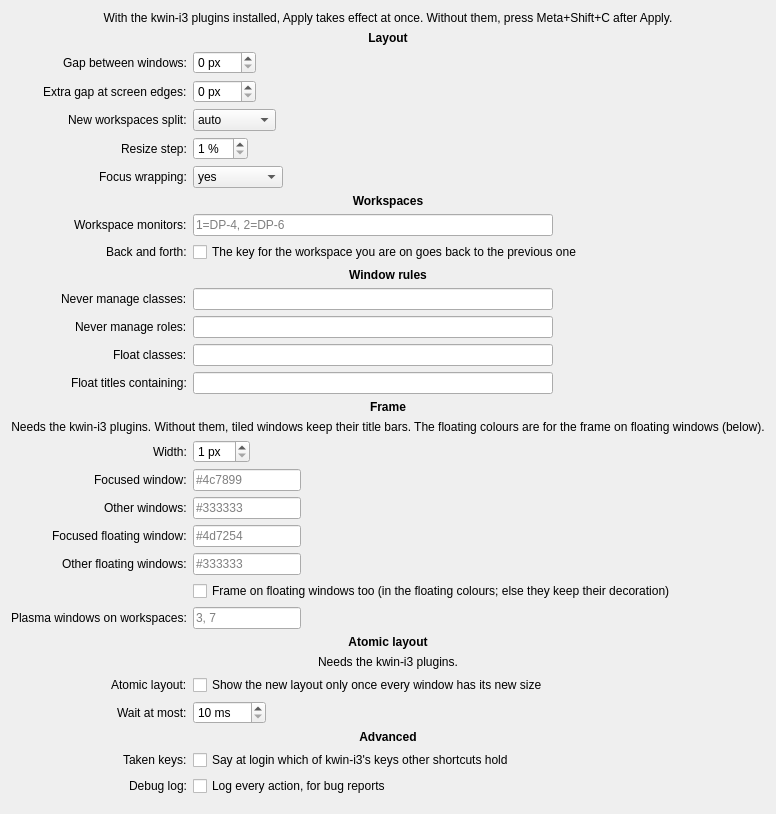
The window that package/contents/ui/config.ui (grandpaul2/kwin-i3) describes before a commit, drawn with Qt 5.
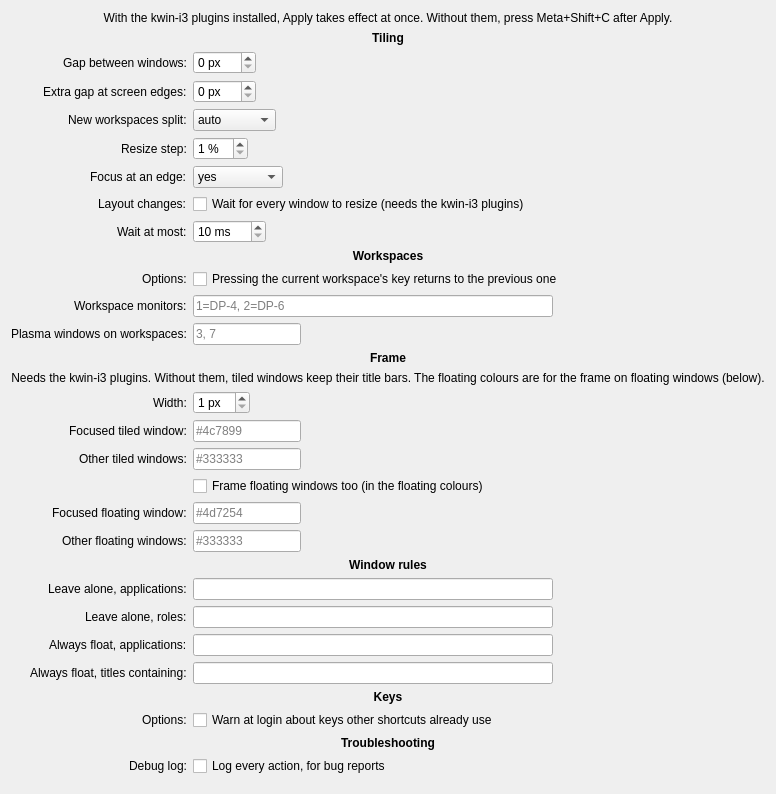
The same window after the commit.

```diff
--- a/package/contents/ui/config.ui
+++ b/package/contents/ui/config.ui
@@ -36,7 +36,7 @@
      <item row="0" column="0" colspan="2">
       <widget class="QLabel" name="layoutHeading">
        <property name="text">
-        <string>Layout</string>
+        <string>Tiling</string>
        </property>
        <property name="font">
         <font>
@@ -158,7 +158,7 @@
      <item row="5" column="0">
       <widget class="QLabel" name="focusWrappingLabel">
        <property name="text">
-        <string>Focus wrapping:</string>
+        <string>Focus at an edge:</string>
        </property>
        <property name="buddy">
         <cstring>kcfg_focusWrapping</cstring>
@@ -195,29 +195,30 @@
        </item>
       </widget>
      </item>
-     <!-- Workspaces -->
-     <item row="6" column="0" colspan="2">
-      <widget class="QLabel" name="workspacesHeading">
+     <item row="6" column="0">
+      <widget class="QLabel" name="holdEnabledLabel">
        <property name="text">
-        <string>Workspaces</string>
+        <string>Layout changes:</string>
        </property>
-       <property name="font">
-        <font>
-         <bold>true</bold>
-        </font>
+       <property name="buddy">
+        <cstring>kcfg_holdEnabled</cstring>
        </property>
-       <property name="alignment">
-        <set>Qt::AlignHCenter</set>
+      </widget>
+     </item>
+     <item row="6" column="1">
+      <widget class="QCheckBox" name="kcfg_holdEnabled">
+       <property name="text">
+        <string>Wait for every window to resize (needs the kwin-i3 plugins)</string>
        </property>
-       <property name="margin">
-        <number>6</number>
+       <property name="toolTip">
+        <string>Holds the old picture while windows resize, so the wallpaper doesn't flash through.</string>
        </property>
       </widget>
      </item>
      <item row="7" column="0">
-      <widget class="QLabel" name="workspaceOutputsLabel">
+      <widget class="QLabel" name="holdTimeoutMsLabel">
        <property name="text">
-        <string>Workspace monitors:</string>
+        <string>Wait at most:</string>
        </property>
        <property name="buddy">
         <cstring>kcfg_workspaceOutputs</cstring>
@@ -225,64 +226,63 @@
       </widget>
      </item>
      <item row="7" column="1">
-      <widget class="QLineEdit" name="kcfg_workspaceOutputs">
-       <property name="minimumSize">
-        <size>
-         <width>360</width>
-         <height>0</height>
-        </size>
+      <widget class="QSpinBox" name="kcfg_holdTimeoutMs">
+       <property name="suffix">
+        <string> ms</string>
        </property>
-       <property name="placeholderText">
-        <string>1=DP-4, 2=DP-6</string>
+       <property name="minimum">
+        <number>10</number>
+       </property>
+       <property name="maximum">
+        <number>2000</number>
        </property>
        <property name="toolTip">
         <string>i3's "workspace N output X": a workspace lives on that monitor, by its connector name (kscreen-doctor -o lists them). Applies at login, when the monitor appears, and to a workspace first used after the change. Unlisted workspaces: 1 on the primary monitor, then the next free one.</string>
        </property>
       </widget>
      </item>
-     <item row="8" column="0">
+     <item row="8" column="0" colspan="2">
+      <widget class="QLabel" name="workspacesHeading">
+       <property name="text">
+        <string>Workspaces</string>
+       </property>
+       <property name="font">
+        <font>
+         <bold>true</bold>
+        </font>
+       </property>
+       <property name="alignment">
+        <set>Qt::AlignHCenter</set>
+       </property>
+       <property name="margin">
+        <number>6</number>
+       </property>
+      </widget>
+     </item>
+     <item row="9" column="0">
       <widget class="QLabel" name="workspaceAutoBackAndForthLabel">
        <property name="text">
-        <string>Back and forth:</string>
+        <string>Options:</string>
        </property>
        <property name="buddy">
         <cstring>kcfg_workspaceAutoBackAndForth</cstring>
        </property>
       </widget>
      </item>
-     <item row="8" column="1">
+     <item row="9" column="1">
       <widget class="QCheckBox" name="kcfg_workspaceAutoBackAndForth">
        <property name="text">
-        <string>The key for the workspace you are on goes back to the previous one</string>
+        <string>Pressing the current workspace's key returns to the previous one</string>
        </property>
        <property name="toolTip">
         <string>i3's workspace_auto_back_and_forth: Meta+N for the focused workspace shows the one focused before, and Meta+Shift+N sends the window there.</string>
        </property>
       </widget>
      </item>
-     <!-- Window rules -->
-     <item row="9" column="0" colspan="2">
-      <widget class="QLabel" name="rulesHeading">
-       <property name="text">
-        <string>Window rules</string>
-       </property>
-       <property name="font">
-        <font>
-         <bold>true</bold>
-        </font>
-       </property>
-       <property name="alignment">
-        <set>Qt::AlignHCenter</set>
-       </property>
-       <property name="margin">
-        <number>6</number>
-       </property>
-      </widget>
-     </item>
      <item row="10" column="0">
-      <widget class="QLabel" name="ignoreClassLabel">
+      <widget class="QLabel" name="workspaceOutputsLabel">
        <property name="text">
-        <string>Never manage classes:</string>
+        <string>Workspace monitors:</string>
        </property>
        <property name="buddy">
         <cstring>kcfg_ignoreClass</cstring>
@@ -290,22 +290,25 @@
       </widget>
      </item>
      <item row="10" column="1">
-      <widget class="QLineEdit" name="kcfg_ignoreClass">
+      <widget class="QLineEdit" name="kcfg_workspaceOutputs">
        <property name="minimumSize">
         <size>
          <width>360</width>
          <height>0</height>
         </size>
        </property>
+       <property name="placeholderText">
+        <string>1=DP-4, 2=DP-6</string>
+       </property>
        <property name="toolTip">
         <string>Comma-separated window classes kwin-i3 leaves alone: they float and keep their own place. KWin's Window Rules can detect a window's class.</string>
        </property>
       </widget>
      </item>
      <item row="11" column="0">
-      <widget class="QLabel" name="ignoreRoleLabel">
+      <widget class="QLabel" name="floatingWorkspacesLabel">
        <property name="text">
-        <string>Never manage roles:</string>
+        <string>Plasma windows on workspaces:</string>
        </property>
        <property name="buddy">
         <cstring>kcfg_ignoreRole</cstring>
@@ -313,66 +316,16 @@
       </widget>
      </item>
      <item row="11" column="1">
-      <widget class="QLineEdit" name="kcfg_ignoreRole">
-       <property name="minimumSize">
-        <size>
-         <width>360</width>
-         <height>0</height>
-        </size>
+      <widget class="QLineEdit" name="kcfg_floatingWorkspaces">
+       <property name="placeholderText">
+        <string>3, 7</string>
        </property>
        <property name="toolTip">
         <string>Comma-separated window roles kwin-i3 leaves alone.</string>
        </property>
       </widget>
      </item>
-     <item row="12" column="0">
-      <widget class="QLabel" name="floatingClassLabel">
-       <property name="text">
-        <string>Float classes:</string>
-       </property>
-       <property name="buddy">
-        <cstring>kcfg_floatingClass</cstring>
-       </property>
-      </widget>
-     </item>
-     <item row="12" column="1">
-      <widget class="QLineEdit" name="kcfg_floatingClass">
-       <property name="minimumSize">
-        <size>
-         <width>360</width>
-         <height>0</height>
-        </size>
-       </property>
-       <property name="toolTip">
-        <string>Comma-separated window classes that open floating (Meta+Shift+Space tiles them).</string>
-       </property>
-      </widget>
-     </item>
-     <item row="13" column="0">
-      <widget class="QLabel" name="floatingTitleLabel">
-       <property name="text">
-        <string>Float titles containing:</string>
-       </property>
-       <property name="buddy">
-        <cstring>kcfg_floatingTitle</cstring>
-       </property>
-      </widget>
-     </item>
-     <item row="13" column="1">
-      <widget class="QLineEdit" name="kcfg_floatingTitle">
-       <property name="minimumSize">
-        <size>
-         <width>360</width>
-         <height>0</height>
-        </size>
-       </property>
-       <property name="toolTip">
-        <string>Comma-separated pieces of text: a window whose title contains one opens floating.</string>
-       </property>
-      </widget>
-     </item>
-     <!-- Frame -->
-     <item row="14" column="0" colspan="2">
+     <item row="12" column="0" colspan="2">
       <widget class="QLabel" name="frameHeading">
        <property name="text">
         <string>Frame</string>
@@ -390,7 +343,7 @@
        </property>
       </widget>
      </item>
-     <item row="15" column="0" colspan="2">
+     <item row="13" column="0" colspan="2">
       <widget class="QLabel" name="frameNote">
        <property name="text">
         <string>Needs the kwin-i3 plugins. Without them, tiled windows keep their title bars. The floating colours are for the frame on floating windows (below).</string>
@@ -400,7 +353,7 @@
        </property>
       </widget>
      </item>
-     <item row="16" column="0">
+     <item row="14" column="0">
       <widget class="QLabel" name="frameWidthLabel">
        <property name="text">
         <string>Width:</string>
@@ -410,7 +363,7 @@
        </property>
       </widget>
      </item>
-     <item row="16" column="1">
+     <item row="14" column="1">
       <widget class="QSpinBox" name="kcfg_frameWidth">
        <property name="suffix">
         <string> px</string>
@@ -423,41 +376,48 @@
        </property>
       </widget>
      </item>
-     <item row="17" column="0">
+     <item row="15" column="0">
       <widget class="QLabel" name="frameActiveLabel">
        <property name="text">
-        <string>Focused window:</string>
+        <string>Focused tiled window:</string>
        </property>
        <property name="buddy">
         <cstring>kcfg_frameActive</cstring>
        </property>
       </widget>
      </item>
-     <item row="17" column="1">
+     <item row="15" column="1">
       <widget class="QLineEdit" name="kcfg_frameActive">
        <property name="placeholderText">
         <string>#4c7899</string>
        </property>
       </widget>
      </item>
-     <item row="18" column="0">
+     <item row="16" column="0">
       <widget class="QLabel" name="frameInactiveLabel">
        <property name="text">
-        <string>Other windows:</string>
+        <string>Other tiled windows:</string>
        </property>
        <property name="buddy">
         <cstring>kcfg_frameInactive</cstring>
        </property>
       </widget>
      </item>
-     <item row="18" column="1">
+     <item row="16" column="1">
       <widget class="QLineEdit" name="kcfg_frameInactive">
        <property name="placeholderText">
         <string>#333333</string>
        </property>
       </widget>
      </item>
-     <item row="19" column="0">
+     <item row="17" column="1">
+      <widget class="QCheckBox" name="kcfg_frameOnFloating">
+       <property name="text">
+        <string>Frame floating windows too (in the floating colours)</string>
+       </property>
+      </widget>
+     </item>
+     <item row="18" column="0">
       <widget class="QLabel" name="frameFloatingActiveLabel">
        <property name="text">
         <string>Focused floating window:</string>
@@ -467,14 +427,14 @@
        </property>
       </widget>
      </item>
-     <item row="19" column="1">
+     <item row="18" column="1">
       <widget class="QLineEdit" name="kcfg_frameFloatingActive">
        <property name="placeholderText">
         <string>#4d7254</string>
        </property>
       </widget>
      </item>
-     <item row="20" column="0">
+     <item row="19" column="0">
       <widget class="QLabel" name="frameFloatingInactiveLabel">
        <property name="text">
         <string>Other floating windows:</string>
@@ -484,24 +444,58 @@
        </property>
       </widget>
      </item>
-     <item row="20" column="1">
+     <item row="19" column="1">
       <widget class="QLineEdit" name="kcfg_frameFloatingInactive">
        <property name="placeholderText">
         <string>#333333</string>
        </property>
       </widget>
      </item>
+     <item row="20" column="0" colspan="2">
+      <widget class="QLabel" name="rulesHeading">
+       <property name="text">
+        <string>Window rules</string>
+       </property>
+       <property name="font">
+        <font>
+         <bold>true</bold>
+        </font>
+       </property>
+       <property name="alignment">
+        <set>Qt::AlignHCenter</set>
+       </property>
+       <property name="margin">
+        <number>6</number>
+       </property>
+      </widget>
+     </item>
+     <item row="21" column="0">
+      <widget class="QLabel" name="ignoreClassLabel">
+       <property name="text">
+        <string>Leave alone, applications:</string>
+       </property>
+       <property name="buddy">
+        <cstring>kcfg_ignoreClass</cstring>
+       </property>
+      </widget>
+     </item>
      <item row="21" column="1">
-      <widget class="QCheckBox" name="kcfg_frameOnFloating">
-       <property name="text">
-        <string>Frame on floating windows too (in the floating colours; else they keep their decoration)</string>
+      <widget class="QLineEdit" name="kcfg_ignoreClass">
+       <property name="minimumSize">
+        <size>
+         <width>360</width>
+         <height>0</height>
+        </size>
+       </property>
+       <property name="toolTip">
+        <string>Comma-separated window classes kwin-i3 leaves alone: they float and keep their own place. KWin's Window Rules can detect a window's class.</string>
        </property>
       </widget>
      </item>
      <item row="22" column="0">
-      <widget class="QLabel" name="floatingWorkspacesLabel">
+      <widget class="QLabel" name="ignoreRoleLabel">
        <property name="text">
-        <string>Plasma windows on workspaces:</string>
+        <string>Leave alone, roles:</string>
        </property>
        <property name="buddy">
         <cstring>kcfg_floatingWorkspaces</cstring>
@@ -509,20 +503,68 @@
       </widget>
      </item>
      <item row="22" column="1">
-      <widget class="QLineEdit" name="kcfg_floatingWorkspaces">
-       <property name="placeholderText">
-        <string>3, 7</string>
+      <widget class="QLineEdit" name="kcfg_ignoreRole">
+       <property name="minimumSize">
+        <size>
+         <width>360</width>
+         <height>0</height>
+        </size>
        </property>
        <property name="toolTip">
         <string>Workspace numbers whose new windows open floating, with their own decoration, as in plain Plasma (Meta+Shift+Space tiles one).</string>
        </property>
       </widget>
      </item>
-     <!-- Atomic layout -->
-     <item row="23" column="0" colspan="2">
-      <widget class="QLabel" name="holdHeading">
+     <item row="23" column="0">
+      <widget class="QLabel" name="floatingClassLabel">
        <property name="text">
-        <string>Atomic layout</string>
+        <string>Always float, applications:</string>
+       </property>
+       <property name="buddy">
+        <cstring>kcfg_floatingClass</cstring>
+       </property>
+      </widget>
+     </item>
+     <item row="23" column="1">
+      <widget class="QLineEdit" name="kcfg_floatingClass">
+       <property name="minimumSize">
+        <size>
+         <width>360</width>
+         <height>0</height>
+        </size>
+       </property>
+       <property name="toolTip">
+        <string>Comma-separated window classes that open floating (Meta+Shift+Space tiles them).</string>
+       </property>
+      </widget>
+     </item>
+     <item row="24" column="0">
+      <widget class="QLabel" name="floatingTitleLabel">
+       <property name="text">
+        <string>Always float, titles containing:</string>
+       </property>
+       <property name="buddy">
+        <cstring>kcfg_floatingTitle</cstring>
+       </property>
+      </widget>
+     </item>
+     <item row="24" column="1">
+      <widget class="QLineEdit" name="kcfg_floatingTitle">
+       <property name="minimumSize">
+        <size>
+         <width>360</width>
+         <height>0</height>
+        </size>
+       </property>
+       <property name="toolTip">
+        <string>Comma-separated pieces of text: a window whose title contains one opens floating.</string>
+       </property>
+      </widget>
+     </item>
+     <item row="25" column="0" colspan="2">
+      <widget class="QLabel" name="keysHeading">
+       <property name="text">
+        <string>Keys</string>
        </property>
        <property name="font">
         <font>
@@ -537,99 +579,42 @@
        </property>
       </widget>
      </item>
-     <item row="24" column="0" colspan="2">
-      <widget class="QLabel" name="holdNote">
-       <property name="text">
-        <string>Needs the kwin-i3 plugins.</string>
-       </property>
-       <property name="alignment">
-        <set>Qt::AlignHCenter</set>
-       </property>
-      </widget>
-     </item>
-     <item row="25" column="0">
-      <widget class="QLabel" name="holdEnabledLabel">
-       <property name="text">
-        <string>Atomic layout:</string>
-       </property>
-       <property name="buddy">
-        <cstring>kcfg_holdEnabled</cstring>
-       </property>
-      </widget>
-     </item>
-     <item row="25" column="1">
-      <widget class="QCheckBox" name="kcfg_holdEnabled">
-       <property name="text">
-        <string>Show the new layout only once every window has its new size</string>
-       </property>
-       <property name="toolTip">
-        <string>Holds the old picture while windows resize, so the wallpaper doesn't flash through.</string>
-       </property>
-      </widget>
-     </item>
      <item row="26" column="0">
-      <widget class="QLabel" name="holdTimeoutMsLabel">
-       <property name="text">
-        <string>Wait at most:</string>
-       </property>
-       <property name="buddy">
-        <cstring>kcfg_holdTimeoutMs</cstring>
-       </property>
-      </widget>
-     </item>
-     <item row="26" column="1">
-      <widget class="QSpinBox" name="kcfg_holdTimeoutMs">
-       <property name="suffix">
-        <string> ms</string>
-       </property>
-       <property name="minimum">
-        <number>10</number>
-       </property>
-       <property name="maximum">
-        <number>2000</number>
-       </property>
-       <property name="toolTip">
-        <string>How long to wait for a slow window before showing the new layout anyway.</string>
-       </property>
-      </widget>
-     </item>
-     <!-- Advanced -->
-     <item row="27" column="0" colspan="2">
-      <widget class="QLabel" name="advancedHeading">
-       <property name="text">
-        <string>Advanced</string>
-       </property>
-       <property name="font">
-        <font>
-         <bold>true</bold>
-        </font>
-       </property>
-       <property name="alignment">
-        <set>Qt::AlignHCenter</set>
-       </property>
-       <property name="margin">
-        <number>6</number>
-       </property>
-      </widget>
-     </item>
-     <item row="28" column="0">
       <widget class="QLabel" name="warnTakenKeysLabel">
        <property name="text">
-        <string>Taken keys:</string>
+        <string>Options:</string>
        </property>
        <property name="buddy">
         <cstring>kcfg_warnTakenKeys</cstring>
        </property>
       </widget>
      </item>
-     <item row="28" column="1">
+     <item row="26" column="1">
       <widget class="QCheckBox" name="kcfg_warnTakenKeys">
        <property name="text">
-        <string>Say at login which of kwin-i3's keys other shortcuts hold</string>
+        <string>Warn at login about keys other shortcuts already use</string>
        </property>
       </widget>
      </item>
-     <item row="29" column="0">
+     <item row="27" column="0" colspan="2">
+      <widget class="QLabel" name="troubleshootingHeading">
+       <property name="text">
+        <string>Troubleshooting</string>
+       </property>
+       <property name="font">
+        <font>
+         <bold>true</bold>
+        </font>
+       </property>
+       <property name="alignment">
+        <set>Qt::AlignHCenter</set>
+       </property>
+       <property name="margin">
+        <number>6</number>
+       </property>
+      </widget>
+     </item>
+     <item row="28" column="0">
       <widget class="QLabel" name="debugLogLabel">
        <property name="text">
         <string>Debug log:</string>
@@ -639,7 +624,7 @@
        </property>
       </widget>
      </item>
-     <item row="29" column="1">
+     <item row="28" column="1">
       <widget class="QCheckBox" name="kcfg_debugLog">
        <property name="text">
         <string>Log every action, for bug reports</string>
```
Left out of the diff: 21 changed lines with no effect on the pictures.
